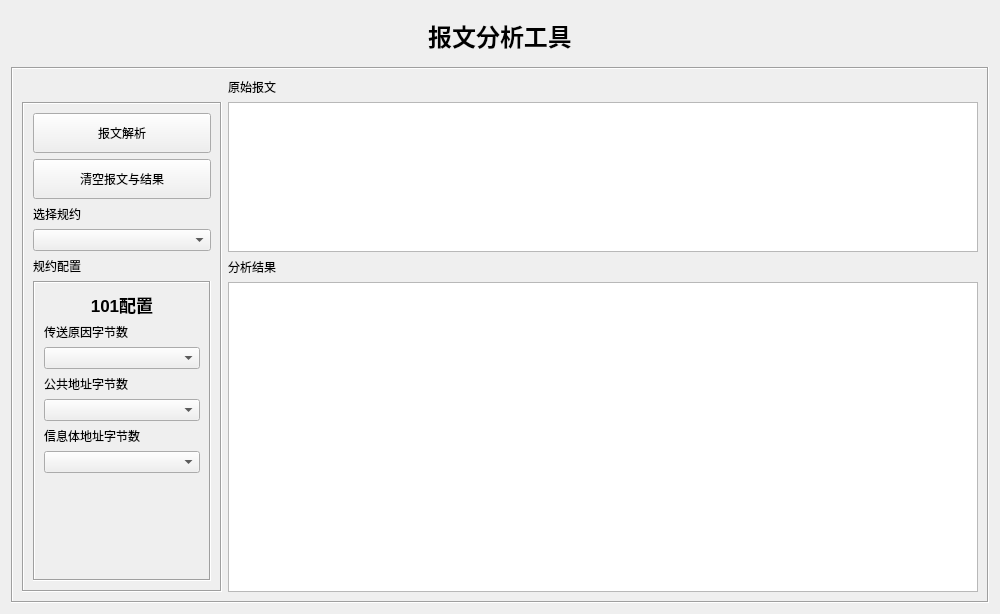
The window that form/frmanalysis.ui (whx110123/nettool) describes before a commit, drawn with Qt 5.
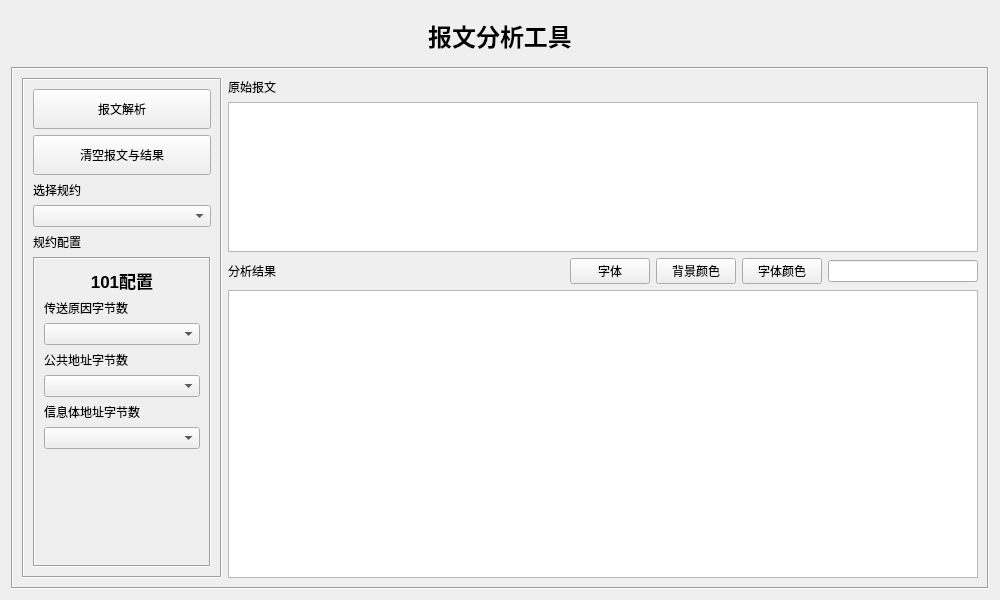
The same window after the commit. The open tabs and pages were chosen to show the change.

The edit to the form file:
```diff
--- a/form/frmanalysis.ui
+++ b/form/frmanalysis.ui
@@ -53,44 +53,7 @@
       <enum>QFrame::Sunken</enum>
      </property>
      <layout class="QGridLayout" name="gridLayout">
-      <item row="0" column="1">
-       <widget class="QLabel" name="label">
-        <property name="text">
-         <string>原始报文</string>
-        </property>
-       </widget>
-      </item>
-      <item row="1" column="1">
-       <widget class="QTextEdit" name="originaltext">
-        <property name="maximumSize">
-         <size>
-          <width>16777215</width>
-          <height>150</height>
-         </size>
-        </property>
-        <property name="styleSheet">
-         <string notr="true"/>
-        </property>
-       </widget>
-      </item>
-      <item row="2" column="1">
-       <widget class="QLabel" name="label_2">
-        <property name="text">
-         <string>分析结果</string>
-        </property>
-       </widget>
-      </item>
-      <item row="3" column="1">
-       <widget class="QTextEdit" name="resulttext">
-        <property name="styleSheet">
-         <string notr="true"/>
-        </property>
-        <property name="readOnly">
-         <bool>true</bool>
-        </property>
-       </widget>
-      </item>
-      <item row="1" column="0" rowspan="3">
+      <item row="0" column="0" rowspan="4">
        <widget class="QFrame" name="frame">
         <property name="maximumSize">
          <size>
@@ -456,6 +419,91 @@
         </layout>
        </widget>
       </item>
+      <item row="0" column="1">
+       <widget class="QLabel" name="label">
+        <property name="text">
+         <string>原始报文</string>
+        </property>
+       </widget>
+      </item>
+      <item row="1" column="1">
+       <widget class="QTextEdit" name="originaltext">
+        <property name="maximumSize">
+         <size>
+          <width>16777215</width>
+          <height>150</height>
+         </size>
+        </property>
+        <property name="styleSheet">
+         <string notr="true"/>
+        </property>
+       </widget>
+      </item>
+      <item row="2" column="1">
+       <layout class="QHBoxLayout" name="horizontalLayout">
+        <item>
+         <widget class="QLabel" name="label_2">
+          <property name="text">
+           <string>分析结果</string>
+          </property>
+         </widget>
+        </item>
+        <item>
+         <spacer name="horizontalSpacer">
+          <property name="orientation">
+           <enum>Qt::Horizontal</enum>
+          </property>
+          <property name="sizeHint" stdset="0">
+           <size>
+            <width>40</width>
+            <height>20</height>
+           </size>
+          </property>
+         </spacer>
+        </item>
+        <item>
+         <widget class="QPushButton" name="fontchange">
+          <property name="text">
+           <string>字体</string>
+          </property>
+         </widget>
+        </item>
+        <item>
+         <widget class="QPushButton" name="backgroundcolor">
+          <property name="text">
+           <string>背景颜色</string>
+          </property>
+         </widget>
+        </item>
+        <item>
+         <widget class="QPushButton" name="fontcolor">
+          <property name="text">
+           <string>字体颜色</string>
+          </property>
+         </widget>
+        </item>
+        <item>
+         <widget class="QLineEdit" name="highlightEdit">
+          <property name="maximumSize">
+           <size>
+            <width>150</width>
+            <height>16777215</height>
+           </size>
+          </property>
+         </widget>
+        </item>
+       </layout>
+      </item>
+      <item row="3" column="1">
+       <widget class="QTextEdit" name="resulttext">
+        <property name="styleSheet">
+         <string notr="true"/>
+        </property>
+        <property name="readOnly">
+         <bool>true</bool>
+        </property>
+       </widget>
+      </item>
      </layout>
     </widget>
    </item>
```
Left out of the diff: 2 changed lines with no effect on the pictures.
